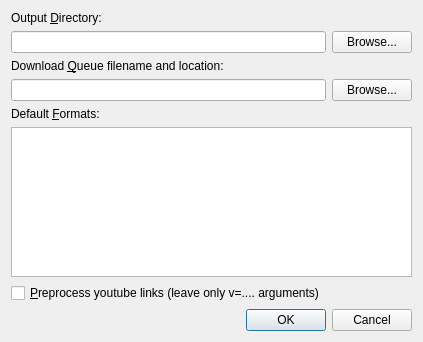
First picture: the form in src/settings.ui, repository igor-marinescu/YouDownUI, before the edit.
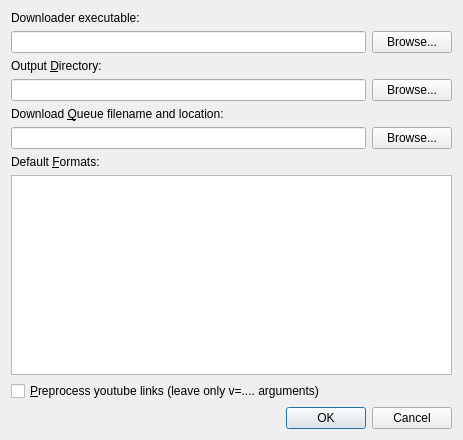
Second picture: the form after the edit.

```diff
--- a/src/settings.ui
+++ b/src/settings.ui
@@ -6,14 +6,35 @@
    <rect>
     <x>0</x>
     <y>0</y>
-    <width>423</width>
-    <height>342</height>
+    <width>463</width>
+    <height>440</height>
    </rect>
   </property>
   <property name="windowTitle">
    <string>Dialog</string>
   </property>
   <layout class="QVBoxLayout" name="verticalLayout">
+   <item>
+    <widget class="QLabel" name="label">
+     <property name="text">
+      <string>Downloader executable:</string>
+     </property>
+    </widget>
+   </item>
+   <item>
+    <layout class="QHBoxLayout" name="horizontalLayout_3">
+     <item>
+      <widget class="QLineEdit" name="edtDownloaderExe"/>
+     </item>
+     <item>
+      <widget class="QPushButton" name="btnDownloaderExe">
+       <property name="text">
+        <string>Browse...</string>
+       </property>
+      </widget>
+     </item>
+    </layout>
+   </item>
    <item>
     <widget class="QLabel" name="lblOutputDir">
      <property name="text">
@@ -63,7 +84,7 @@
     </layout>
    </item>
    <item>
-    <widget class="QLabel" name="label">
+    <widget class="QLabel" name="lblDownFormats">
      <property name="text">
       <string>Default &amp;Formats:</string>
      </property>
```
Left out of the diff: 13 changed lines with no effect on the pictures.
